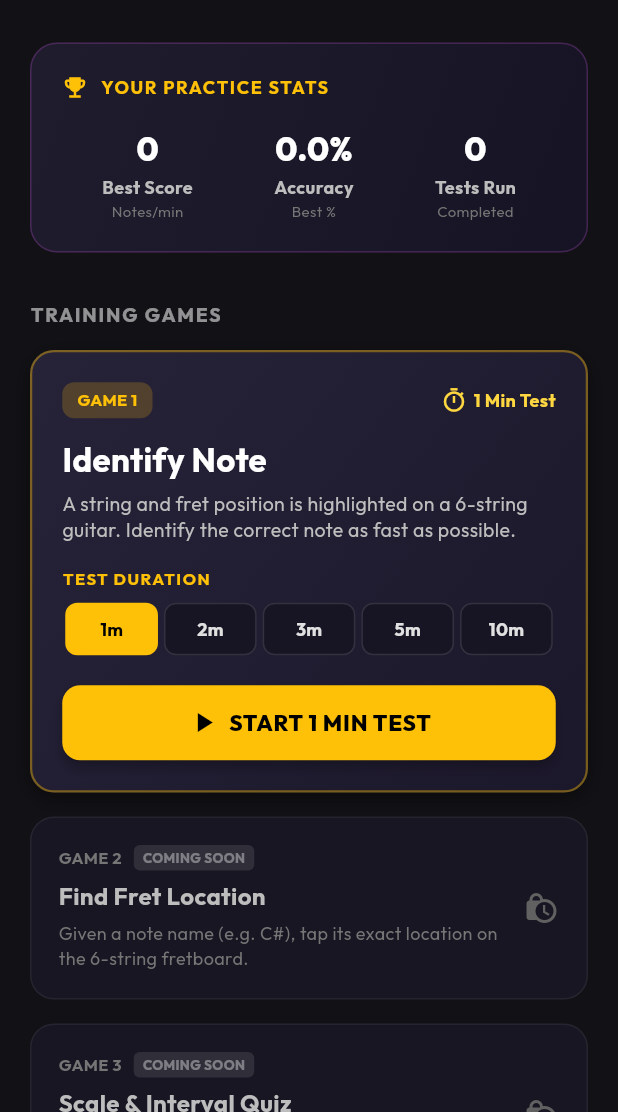
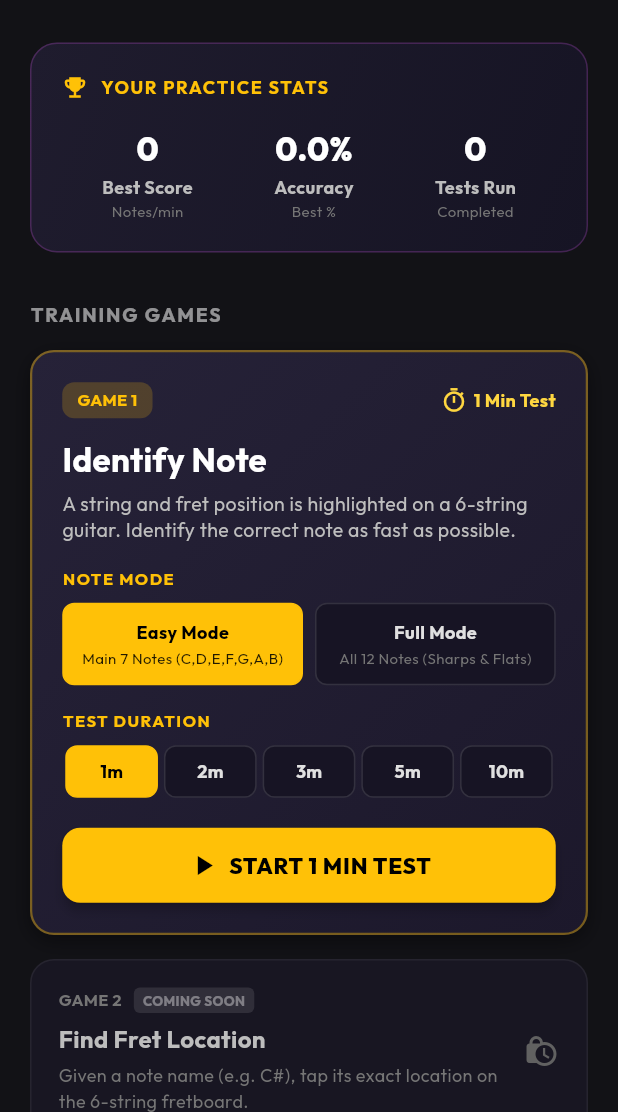
Before and after one commit to rohitraghuwanshi10/FretHQ, a Flutter app: the screen it shows after launch, on a phone screen of 412 x 824 dp, the part 124-1236 px from its top. Run offline on Flutter 3.47's test engine with Material 3 defaults, Android fonts, the phone set to English and light mode, and no system bars; our stand-ins replace google_fonts, shared_preferences.

Commit message:
Add Easy Mode (Natural notes only) and Full Mode options for note identification game

```diff
--- a/lib/models/note.dart
+++ b/lib/models/note.dart
@@ -47,6 +47,9 @@ class Note {
     return chromaticNotes[index];
   }
 
+  /// Returns true if note is one of the 7 natural notes (C, D, E, F, G, A, B)
+  bool get isNatural => !id.contains('#');
+
   @override
   bool operator ==(Object other) =>
       identical(this, other) ||
--- a/lib/screens/home_screen.dart
+++ b/lib/screens/home_screen.dart
@@ -15,6 +15,7 @@ class _HomeScreenState extends State<HomeScreen> {
   int _totalGames = 0;
   bool _isLoadingStats = true;
   int _selectedDurationMinutes = 1; // Default 1 min
+  bool _includeAccidentals = false; // Default Easy Mode (Natural notes only)
 
   final List<int> _durationOptions = [1, 2, 3, 5, 10];
 
@@ -43,6 +44,7 @@ class _HomeScreenState extends State<HomeScreen> {
       MaterialPageRoute(
         builder: (context) => IdentifyNoteScreen(
           durationSeconds: _selectedDurationMinutes * 60,
+          includeAccidentals: _includeAccidentals,
         ),
       ),
     );
@@ -232,6 +234,106 @@ class _HomeScreenState extends State<HomeScreen> {
                           color: Colors.grey.shade400,
                           height: 1.3,
                         ),
+                      ),
+                      const SizedBox(height: 16),
+
+                      // Selectable Mode: Easy (Main 7 notes) vs Full (All 12 notes)
+                      const Text(
+                        'NOTE MODE',
+                        style: TextStyle(
+                          fontSize: 11,
+                          fontWeight: FontWeight.bold,
+                          color: Colors.amber,
+                          letterSpacing: 1.0,
+                        ),
+                      ),
+                      const SizedBox(height: 8),
+                      Row(
+                        children: [
+                          Expanded(
+                            child: InkWell(
+                              onTap: () {
+                                setState(() {
+                                  _includeAccidentals = false;
+                                });
+                              },
+                              borderRadius: BorderRadius.circular(8),
+                              child: AnimatedContainer(
+                                duration: const Duration(milliseconds: 150),
+                                padding: const EdgeInsets.symmetric(vertical: 10),
+                                decoration: BoxDecoration(
+                                  color: !_includeAccidentals ? Colors.amber : const Color(0xFF171424),
+                                  borderRadius: BorderRadius.circular(8),
+                                  border: Border.all(
+                                    color: !_includeAccidentals ? Colors.amber : Colors.white12,
+                                  ),
+                                ),
+                                child: Column(
+                                  children: [
+                                    Text(
+                                      'Easy Mode',
+                                      style: TextStyle(
+                                        color: !_includeAccidentals ? Colors.black : Colors.grey.shade300,
+                                        fontWeight: FontWeight.bold,
+                                        fontSize: 12,
+                                      ),
+                                    ),
+                                    const SizedBox(height: 2),
+                                    Text(
+                                      'Main 7 Notes (C,D,E,F,G,A,B)',
+                                      style: TextStyle(
+                                        color: !_includeAccidentals ? Colors.black87 : Colors.grey.shade600,
+                                        fontSize: 10,
+                                      ),
+                                    ),
+                                  ],
+                                ),
+                              ),
+                            ),
+                          ),
+                          const SizedBox(width: 8),
+                          Expanded(
+                            child: InkWell(
+                              onTap: () {
+                                setState(() {
+                                  _includeAccidentals = true;
+                                });
+                              },
+                              borderRadius: BorderRadius.circular(8),
+                              child: AnimatedContainer(
+                                duration: const Duration(milliseconds: 150),
+                                padding: const EdgeInsets.symmetric(vertical: 10),
+                                decoration: BoxDecoration(
+                                  color: _includeAccidentals ? Colors.amber : const Color(0xFF171424),
+                                  borderRadius: BorderRadius.circular(8),
+                                  border: Border.all(
+                                    color: _includeAccidentals ? Colors.amber : Colors.white12,
+                                  ),
+                                ),
+                                child: Column(
+                                  children: [
+                                    Text(
+                                      'Full Mode',
+                                      style: TextStyle(
+                                        color: _includeAccidentals ? Colors.black : Colors.grey.shade300,
+                                        fontWeight: FontWeight.bold,
+                                        fontSize: 12,
+                                      ),
+                                    ),
+                                    const SizedBox(height: 2),
+                                    Text(
+                                      'All 12 Notes (Sharps & Flats)',
+                                      style: TextStyle(
+                                        color: _includeAccidentals ? Colors.black87 : Colors.grey.shade600,
+                                        fontSize: 10,
+                                      ),
+                                    ),
+                                  ],
+                                ),
+                              ),
+                            ),
+                          ),
+                        ],
                       ),
                       const SizedBox(height: 16),
 
```
Also changed, not shown: lib/models/game_session.dart (+18 -8 lines), lib/screens/identify_note_screen.dart (+14 -5 lines), lib/widgets/note_keypad_widget.dart (+11 -8 lines), 1 other file.
